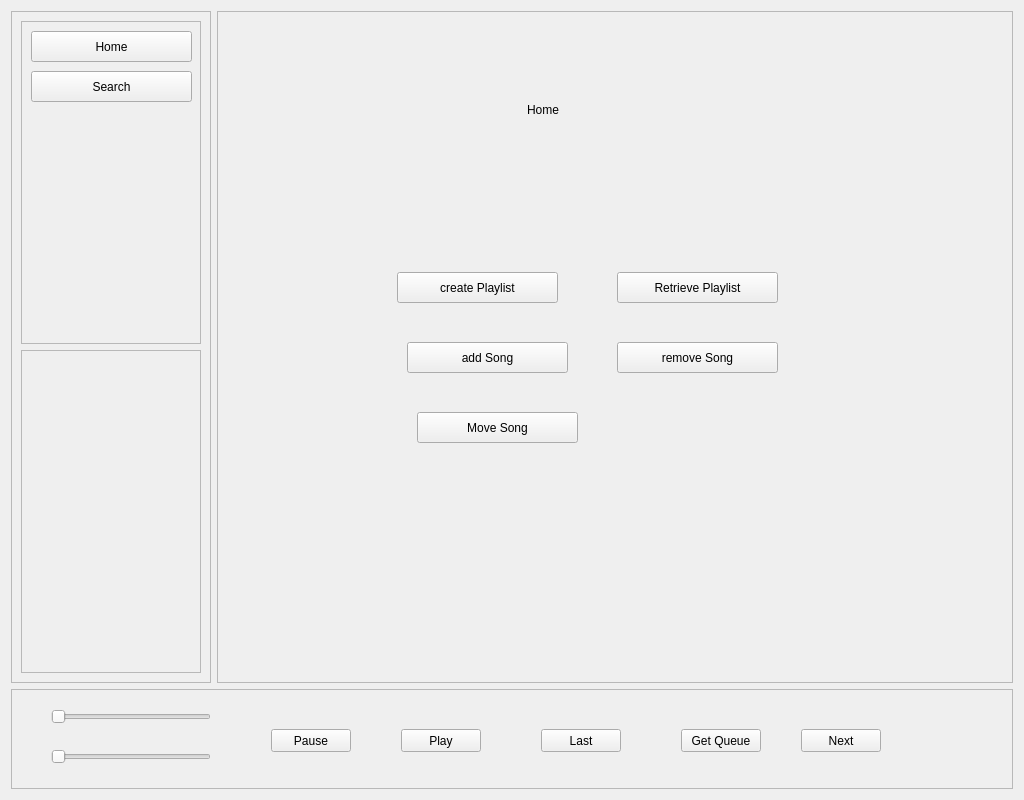
This is client/main.ui in Nmstr/Auralium as Qt 5 draws it before an edit. The edited form follows.
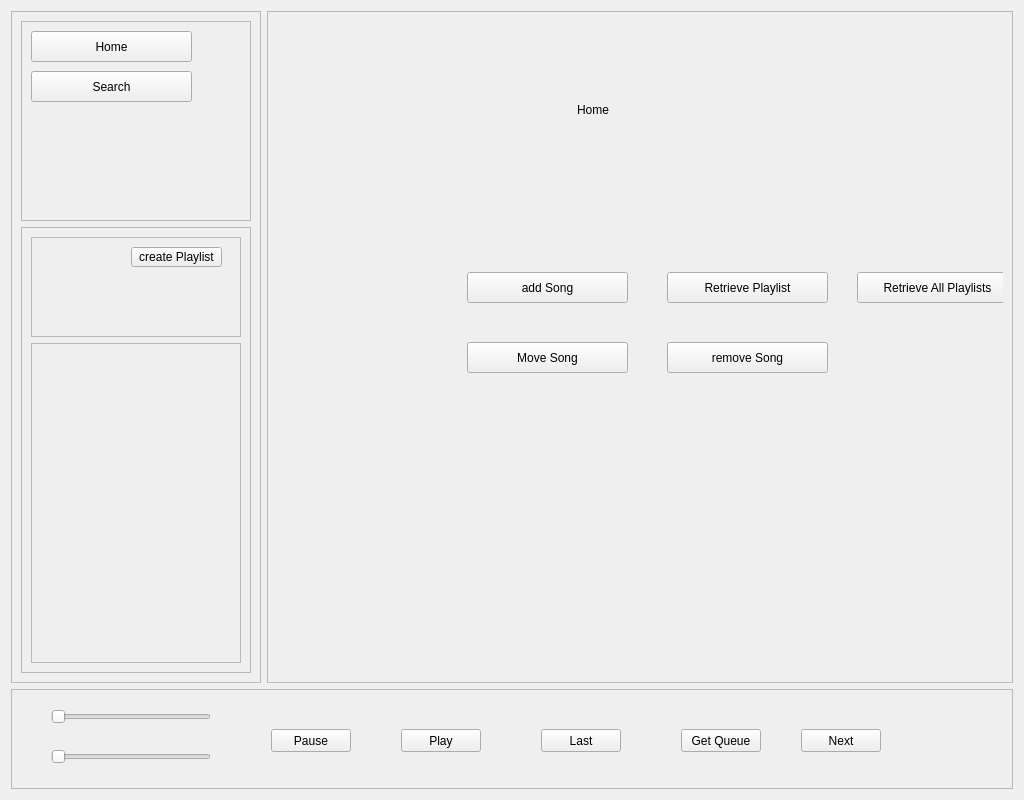
This is the edited form.

Commit message: playlists now display

Diff of the .ui file:
```diff
--- a/client/main.ui
+++ b/client/main.ui
@@ -157,13 +157,13 @@
     <widget class="QFrame" name="sidebar">
      <property name="minimumSize">
       <size>
-       <width>200</width>
+       <width>250</width>
        <height>0</height>
       </size>
      </property>
      <property name="maximumSize">
       <size>
-       <width>16777215</width>
+       <width>200</width>
        <height>16777215</height>
       </size>
      </property>
@@ -176,6 +176,12 @@
      <layout class="QVBoxLayout" name="verticalLayout_3">
       <item>
        <widget class="QFrame" name="applications">
+        <property name="minimumSize">
+         <size>
+          <width>0</width>
+          <height>200</height>
+         </size>
+        </property>
         <property name="frameShape">
          <enum>QFrame::StyledPanel</enum>
         </property>
@@ -212,12 +218,84 @@
       </item>
       <item>
        <widget class="QFrame" name="playlists">
+        <property name="minimumSize">
+         <size>
+          <width>0</width>
+          <height>0</height>
+         </size>
+        </property>
+        <property name="maximumSize">
+         <size>
+          <width>250</width>
+          <height>16777215</height>
+         </size>
+        </property>
         <property name="frameShape">
          <enum>QFrame::StyledPanel</enum>
         </property>
         <property name="frameShadow">
          <enum>QFrame::Raised</enum>
         </property>
+        <layout class="QVBoxLayout" name="verticalLayout_8">
+         <item>
+          <widget class="QFrame" name="playlistsTop">
+           <property name="minimumSize">
+            <size>
+             <width>0</width>
+             <height>100</height>
+            </size>
+           </property>
+           <property name="frameShape">
+            <enum>QFrame::StyledPanel</enum>
+           </property>
+           <property name="frameShadow">
+            <enum>QFrame::Raised</enum>
+           </property>
+           <widget class="QPushButton" name="playlistsCreateBtn">
+            <property name="geometry">
+             <rect>
+              <x>100</x>
+              <y>10</y>
+              <width>91</width>
+              <height>20</height>
+             </rect>
+            </property>
+            <property name="text">
+             <string>create Playlist</string>
+            </property>
+           </widget>
+          </widget>
+         </item>
+         <item>
+          <widget class="QScrollArea" name="playlistsScrollArea">
+           <property name="maximumSize">
+            <size>
+             <width>250</width>
+             <height>16777215</height>
+            </size>
+           </property>
+           <property name="widgetResizable">
+            <bool>true</bool>
+           </property>
+           <widget class="QWidget" name="playlistsScrollAreaWidgetContents">
+            <property name="geometry">
+             <rect>
+              <x>0</x>
+              <y>0</y>
+              <width>208</width>
+              <height>322</height>
+             </rect>
+            </property>
+            <property name="minimumSize">
+             <size>
+              <width>0</width>
+              <height>0</height>
+             </size>
+            </property>
+           </widget>
+          </widget>
+         </item>
+        </layout>
        </widget>
       </item>
      </layout>
@@ -281,24 +359,11 @@
            <string>Home</string>
           </property>
          </widget>
-         <widget class="QPushButton" name="playlistsCreateBtn">
-          <property name="geometry">
-           <rect>
-            <x>170</x>
-            <y>260</y>
-            <width>161</width>
-            <height>31</height>
-           </rect>
-          </property>
-          <property name="text">
-           <string>create Playlist</string>
-          </property>
-         </widget>
          <widget class="QPushButton" name="playlistsAddSongBtn">
           <property name="geometry">
            <rect>
-            <x>180</x>
-            <y>330</y>
+            <x>190</x>
+            <y>260</y>
             <width>161</width>
             <height>31</height>
            </rect>
@@ -324,7 +389,7 @@
           <property name="geometry">
            <rect>
             <x>190</x>
-            <y>400</y>
+            <y>330</y>
             <width>161</width>
             <height>31</height>
            </rect>
@@ -346,6 +411,19 @@
            <string>Retrieve Playlist</string>
           </property>
          </widget>
+         <widget class="QPushButton" name="playlistsRetrieveAllBtn">
+          <property name="geometry">
+           <rect>
+            <x>580</x>
+            <y>260</y>
+            <width>161</width>
+            <height>31</height>
+           </rect>
+          </property>
+          <property name="text">
+           <string>Retrieve All Playlists</string>
+          </property>
+         </widget>
         </widget>
         <widget class="QWidget" name="search">
          <layout class="QVBoxLayout" name="verticalLayout" stretch="0,0">
```
The commit also changes 2 other files.
